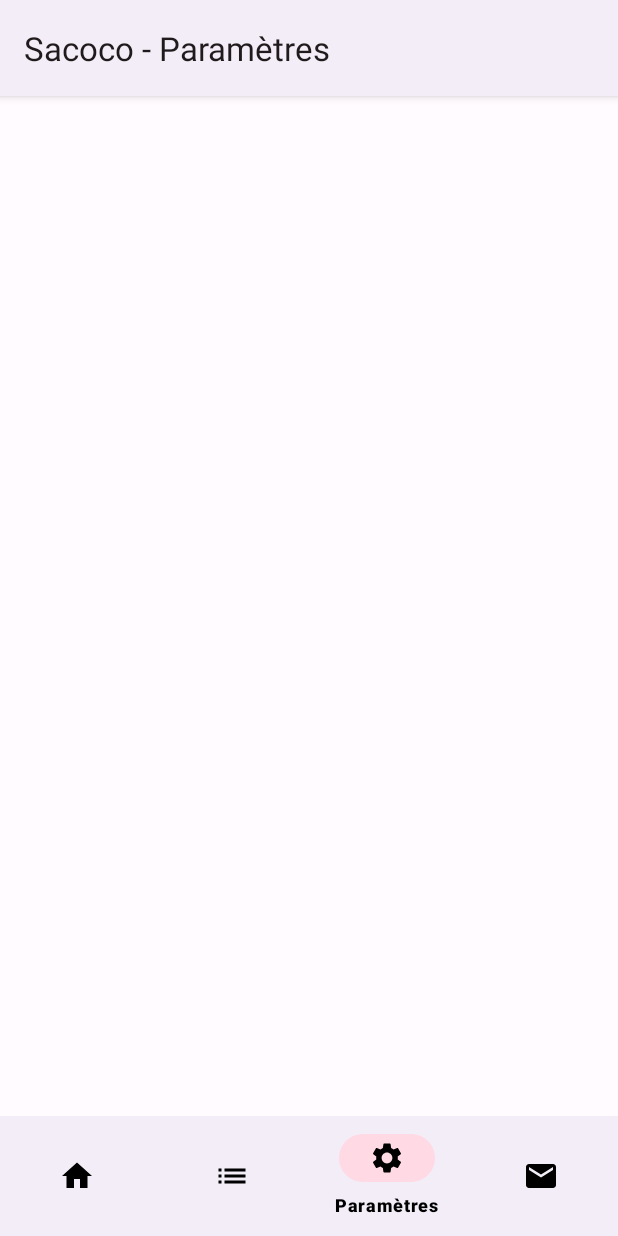
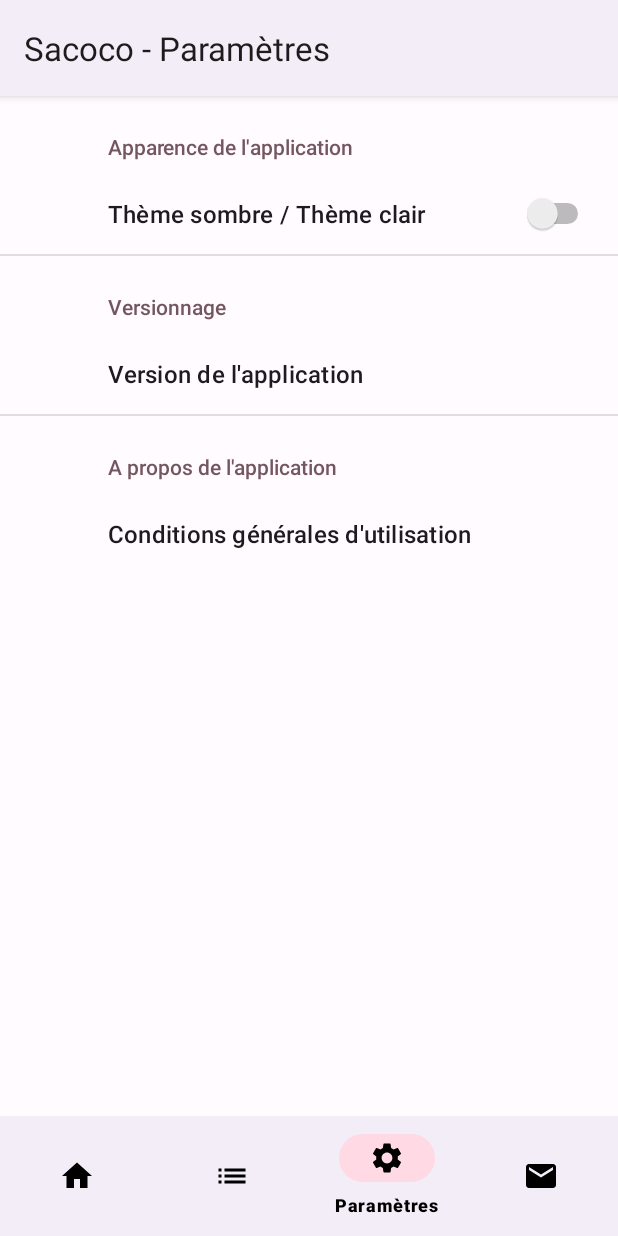
Before and after one commit to CruvixDev/Sacoco, an Android app: the screen it shows after launch (MainActivity), item 3 of the bottom bar chosen, on a phone screen of 412 x 824 dp. Run offline under Robolectric (Android 15) with nearby library versions, the phone set to English and light mode, and no system bars; our stand-ins replace Room's generated code, androidx.preference.

Commit message:
Add preferences screen to App, work in progress

```diff
--- a/app/build.gradle
+++ b/app/build.gradle
@@ -47,6 +47,7 @@ dependencies {
     implementation 'androidx.fragment:fragment:1.6.2'
     implementation "androidx.room:room-runtime:2.6.1"
     implementation "androidx.datastore:datastore-preferences:1.0.0"
+    implementation 'androidx.preference:preference:1.2.1'
     annotationProcessor "androidx.room:room-compiler:2.6.1"
     testImplementation 'junit:junit:4.13.2'
     testImplementation 'org.testng:testng:6.9.6'
--- a/app/src/main/java/com/example/sacoco/MainActivity.java
+++ b/app/src/main/java/com/example/sacoco/MainActivity.java
@@ -10,7 +10,7 @@ import android.os.Bundle;
 import com.example.sacoco.fragments.ClothesListFragment;
 import com.example.sacoco.fragments.EmailFragment;
 import com.example.sacoco.fragments.HomeFragment;
-import com.example.sacoco.fragments.MenuFragment;
+import com.example.sacoco.fragments.SettingsFragment;
 import com.google.android.material.bottomnavigation.BottomNavigationView;
 import com.google.android.material.navigation.NavigationBarView;
 
@@ -40,7 +40,7 @@ public class MainActivity extends AppCompatActivity {
             this.setTitle(String.format(activityBaseTitle, getString(R.string.main_activity_menu_clothes_list)));
         }
         else if (itemId == R.id.settings) {
-            loadFragment(MenuFragment.class);
+            loadFragment(SettingsFragment.class);
             this.setTitle(String.format(activityBaseTitle, getString(R.string.main_activity_menu_settings)));
         }
         else if (itemId == R.id.email) {
--- a/app/src/main/java/com/example/sacoco/fragments/MenuFragment.java
+++ /dev/null
@@ -1,11 +0,0 @@
-package com.example.sacoco.fragments;
-
-import androidx.fragment.app.Fragment;
-
-import com.example.sacoco.R;
-
-public class MenuFragment extends Fragment {
-    public MenuFragment() {
-        super(R.layout.fragment_settings_layout);
-    }
-}
--- /dev/null
+++ b/app/src/main/java/com/example/sacoco/fragments/SettingsFragment.java
@@ -0,0 +1,14 @@
+package com.example.sacoco.fragments;
+
+import android.os.Bundle;
+
+import androidx.preference.PreferenceFragmentCompat;
+
+import com.example.sacoco.R;
+
+public class SettingsFragment extends PreferenceFragmentCompat {
+    @Override
+    public void onCreatePreferences(Bundle savedInstanceState, String rootKey) {
+        setPreferencesFromResource(R.xml.preferences, rootKey);
+    }
+}
--- a/app/src/main/res/values/strings.xml
+++ b/app/src/main/res/values/strings.xml
@@ -63,4 +63,12 @@
 
     <!-- Camera fragment string literals -->
     <string name="fragment_camera_take_picture">Capturer</string>
+
+    <!-- Preferences string literals -->
+    <string name="preferences_category_appearance">Apparence de l\'application</string>
+    <string name="preferences_theme">Thème sombre / Thème clair</string>
+    <string name="preferences_category_version">Versionnage</string>
+    <string name="preferences_app_version">Version de l\'application</string>
+    <string name="preferences_category_about_app">A propos de l\'application</string>
+    <string name="preferences_cgu">Conditions générales d\'utilisation</string>
 </resources>
--- /dev/null
+++ b/app/src/main/res/xml/preferences.xml
@@ -0,0 +1,37 @@
+<?xml version="1.0" encoding="utf-8"?>
+<PreferenceScreen xmlns:android="http://schemas.android.com/apk/res/android">
+
+    <PreferenceCategory
+        android:layout_width="wrap_content"
+        android:layout_height="wrap_content"
+        android:title="@string/preferences_category_appearance">
+
+        <SwitchPreference
+            android:defaultValue="false"
+            android:key="switch_preference_1"
+            android:title="@string/preferences_theme" />
+    </PreferenceCategory>
+
+    <PreferenceCategory
+        android:layout_width="wrap_content"
+        android:layout_height="wrap_content"
+        android:title="@string/preferences_category_version">
+
+        <EditTextPreference
+            android:defaultValue="Default value"
+            android:key="edit_text_preference_2"
+            android:selectAllOnFocus="true"
+            android:singleLine="true"
+            android:title="@string/preferences_app_version" />
+    </PreferenceCategory>
+
+    <PreferenceCategory android:title="@string/preferences_category_about_app">
+
+        <EditTextPreference
+            android:defaultValue="Default value"
+            android:key="edit_text_preference_1"
+            android:selectAllOnFocus="true"
+            android:singleLine="true"
+            android:title="@string/preferences_cgu" />
+    </PreferenceCategory>
+</PreferenceScreen>
```
Also changed, not shown: 1 other file.
